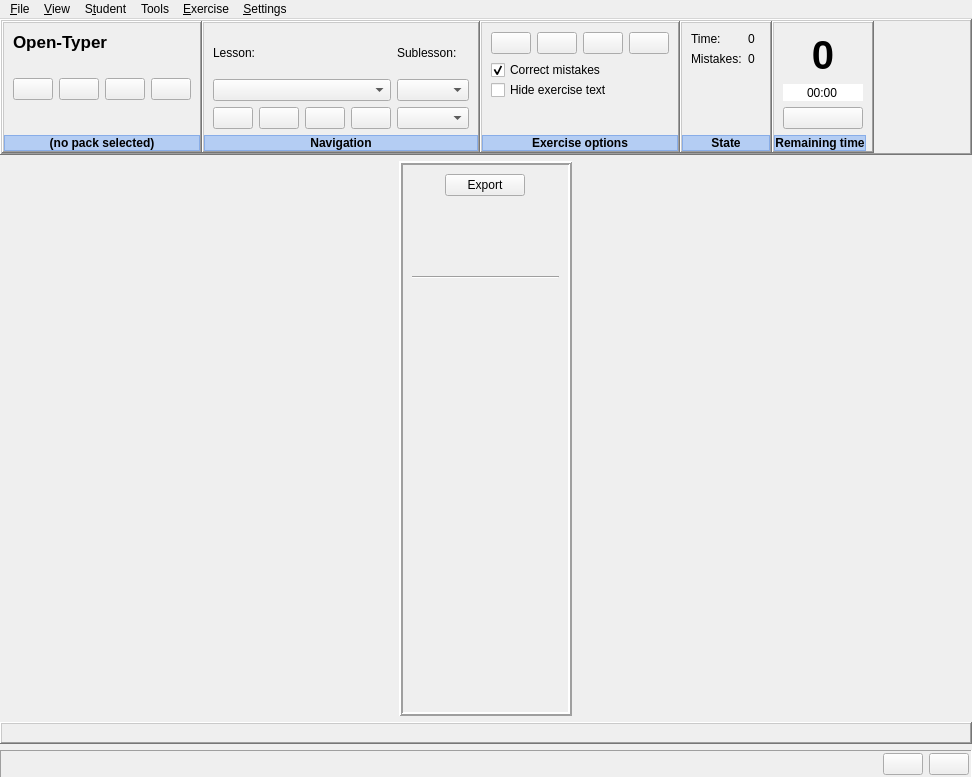
Qt form ui/opentyper.ui (Open-Typer/Open-Typer) before a commit.
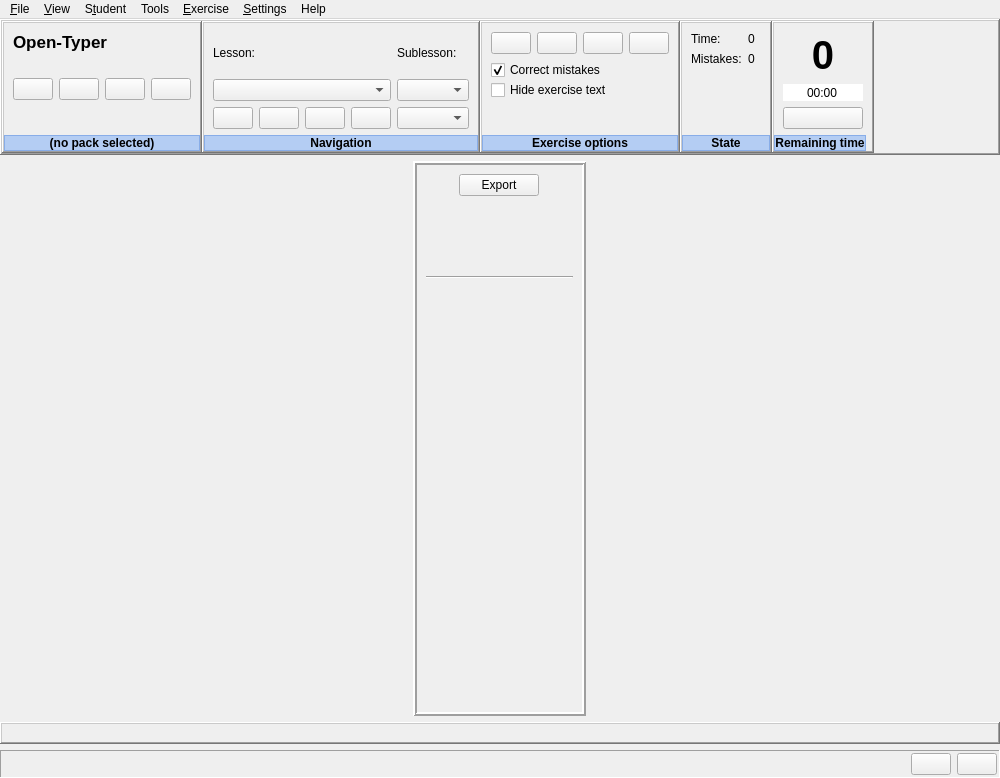
The same form after that commit. Icons and pictures are not drawn. Custom widgets are drawn as their Qt base class.

Commit message: opentyper: Add help menu

Diff of the .ui file:
```diff
--- a/ui/opentyper.ui
+++ b/ui/opentyper.ui
@@ -6,7 +6,7 @@
    <rect>
     <x>0</x>
     <y>0</y>
-    <width>972</width>
+    <width>1000</width>
     <height>778</height>
    </rect>
   </property>
@@ -1909,7 +1909,7 @@
     <rect>
      <x>0</x>
      <y>0</y>
-     <width>972</width>
+     <width>1000</width>
      <height>30</height>
     </rect>
    </property>
@@ -1981,12 +1981,22 @@
     </property>
     <addaction name="actionTypingTest"/>
    </widget>
+   <widget class="QMenu" name="menuHelp">
+    <property name="title">
+     <string>Help</string>
+    </property>
+    <addaction name="actionDocs"/>
+    <addaction name="separator"/>
+    <addaction name="actionAboutProgram"/>
+    <addaction name="actionAboutQt"/>
+   </widget>
    <addaction name="menuFile"/>
    <addaction name="menuView"/>
    <addaction name="menuStudent"/>
    <addaction name="menuTools"/>
    <addaction name="menuExercise"/>
    <addaction name="menuSettings"/>
+   <addaction name="menuHelp"/>
   </widget>
   <action name="actionOpenText">
    <property name="icon">
```
Left out of the diff: 21 changed lines with no effect on the pictures. The commit also changes 2 other files.
